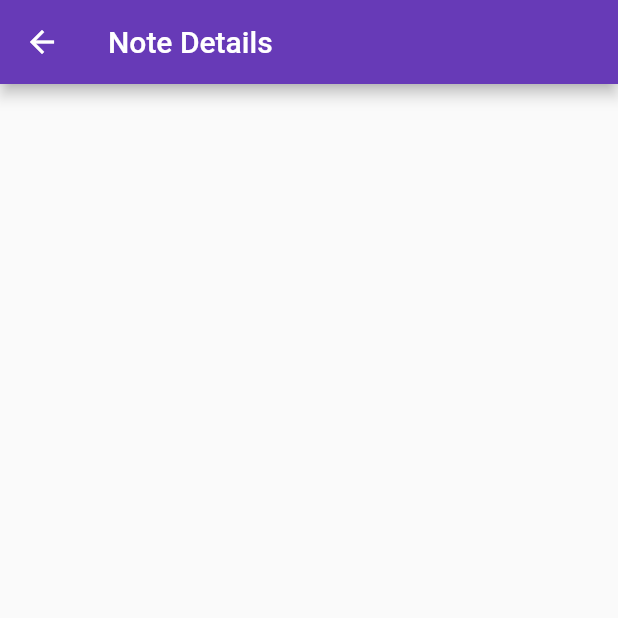
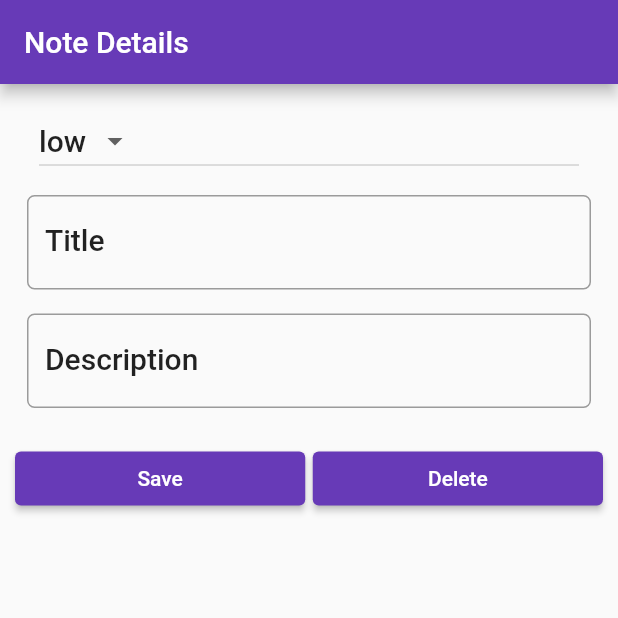
Before and after one commit to abdou-tech-maker/NoteApp, a Flutter app: the NoteDetail screen opened directly, on a phone screen of 412 x 824 dp, the top half of it. Run offline on Flutter 3.47's test engine with Material 2 defaults, Android fonts, the phone set to English and light mode, and no system bars.

Commit message:
commit on 'master'

```diff
--- a/Notes/notes/lib/Screens/Note_Detail.dart
+++ /dev/null
@@ -1,17 +0,0 @@
-import 'package:flutter/material.dart';
-
-class NoteDetail extends StatefulWidget {
-  @override
-  State<NoteDetail> createState() => _NoteDetailState();
-}
-
-class _NoteDetailState extends State<NoteDetail> {
-  @override
-  Widget build(BuildContext context) {
-    return Scaffold(
-      appBar: AppBar(
-        title: Text('Note Details'),
-      ),
-    );
-  }
-}
--- /dev/null
+++ b/Notes/notes/lib/Screens/noteDetail.dart
@@ -0,0 +1,121 @@
+import 'package:flutter/material.dart';
+
+class NoteDetail extends StatefulWidget {
+  @override
+  State<NoteDetail> createState() => _NoteDetailState();
+}
+
+class _NoteDetailState extends State<NoteDetail> {
+  TextEditingController crtl1 = TextEditingController();
+  TextEditingController crtl2 = TextEditingController();
+
+  static var _properties = ['high', 'low'];
+  var _curentvalue = 'low';
+  @override
+  Widget build(BuildContext context) {
+    TextStyle textStyle = Theme.of(context).textTheme.headline6;
+    return Scaffold(
+      appBar: AppBar(
+        title: Text('Note Details'),
+      ),
+      body: Padding(
+        padding: EdgeInsets.only(top: 10.0, right: 10.0, left: 10.0),
+        child: ListView(
+          children: <Widget>[
+            ListTile(
+              title: DropdownButton(
+                items: _properties.map((String dropDownStringItem) {
+                  return DropdownMenuItem<String>(
+                    value: dropDownStringItem,
+                    child: Text(dropDownStringItem),
+                  );
+                }).toList(),
+                style: textStyle,
+                value: _curentvalue,
+                onChanged: (String newvalue) {
+                  dropDownChange(newvalue);
+                },
+              ),
+            ),
+            Padding(
+              padding: EdgeInsets.all(8.0),
+              child: TextField(
+                controller: crtl1,
+                style: textStyle,
+                onChanged: (value) {
+                  debugPrint('dummy text field ');
+                },
+                decoration: InputDecoration(
+                    labelText: 'Title',
+                    labelStyle: textStyle,
+                    border: OutlineInputBorder(
+                        borderRadius: BorderRadius.circular(5.0))),
+              ),
+            ),
+            //Third Element
+            Padding(
+              padding: EdgeInsets.all(8.0),
+              child: TextField(
+                controller: crtl2,
+                style: textStyle,
+                onChanged: (value) {
+                  debugPrint('dummy text field ');
+                },
+                decoration: InputDecoration(
+                    labelText: 'Description',
+                    labelStyle: textStyle,
+                    border: OutlineInputBorder(
+                        borderRadius: BorderRadius.circular(5.0))),
+              ),
+            ),
+            //Fourth Element
+            Padding(
+              padding: EdgeInsets.only(top: 15.0, bottom: 15.0),
+              child: Row(
+                children: <Widget>[
+                  Expanded(
+                      child: ElevatedButton(
+                    child: Text('Save'),
+                    onPressed: () {
+                      /*$Navigator.push(
+                            context,
+                            MaterialPageRoute(
+                              builder: (context) {
+                                return ();
+                              },
+                            ),
+                          );*/
+                    },
+                  )),
+                  Container(
+                    width: 5.0,
+                  ),
+                  Expanded(
+                      child: ElevatedButton(
+                    child: Text('Delete'),
+                    onPressed: () {
+                      /* Navigator.push(
+                            context,
+                            MaterialPageRoute(
+                              builder: (context) {
+                                return ();
+                              },
+                            ),
+                          );*/
+                    },
+                  ))
+                ],
+              ),
+            )
+          ],
+        ),
+      ),
+    );
+  }
+
+  void dropDownChange(newvalue) {
+    setState(() {
+      this._curentvalue = newvalue;
+    });
+  }
+}
--- a/Notes/notes/lib/main.dart
+++ b/Notes/notes/lib/main.dart
@@ -1,5 +1,6 @@
 import 'package:flutter/material.dart';
-import 'Screens/Note_List.dart';
+import 'package:notes/Screens/noteDetail.dart';
+//import 'Screens/noteList.dart';
 
 void main() {
   runApp(MyApp());
@@ -12,7 +13,7 @@ class MyApp extends StatelessWidget {
       title: ' NoteKeeper',
       debugShowCheckedModeBanner: false,
       theme: ThemeData(primarySwatch: Colors.deepPurple),
-      home: NoteList(),
+      home: NoteDetail(),
     );
   }
 }
```
Also changed, not shown: Notes/notes/lib/Screens/noteList.dart (renamed from Notes/notes/lib/Screens/Note_List.dart).
